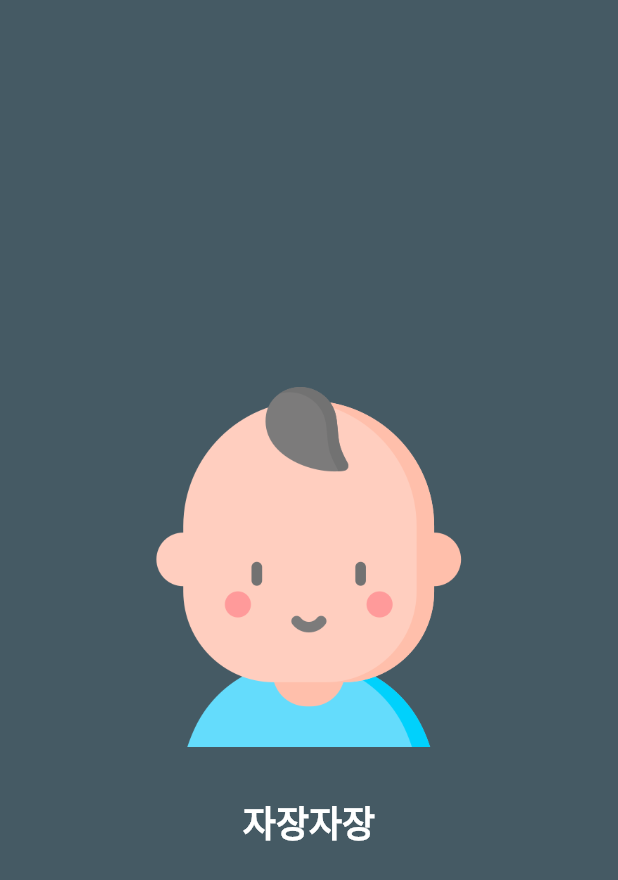
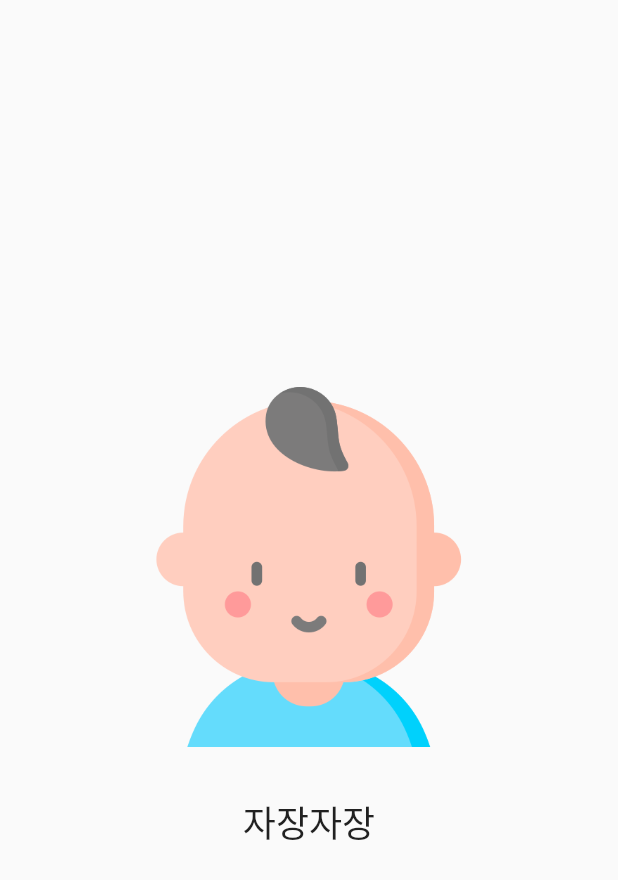
Before and after one commit to gaerongsalon/baby-sleep-time, a Flutter app: the first screen one second after launch, on a phone screen of 412 x 824 dp. Shown: the top 880 px of the screen. Run offline on Flutter 3.47's test engine with Material 2 defaults, Android fonts, the phone set to English and light mode, and no system bars; our stand-ins replace fl_chart, floor, flutter_datetime_picker, sqflite; accounts and stored records are empty; generated files the repository leaves out were written again; statements that could not run were skipped.

Commit message:
Apply light, dark theme

```diff
--- a/lib/app.dart
+++ b/lib/app.dart
@@ -1,17 +1,33 @@
 import 'package:flutter/material.dart';
 
+import 'theme/theme_config.dart';
 import 'screens/home/home_screen.dart';
 import 'screens/splash/splash_screen.dart';
 
-class App extends StatelessWidget {
+class App extends StatefulWidget {
+  App({Key key}) : super(key: key);
+
+  @override
+  _AppState createState() => _AppState();
+}
+
+class _AppState extends State<App> {
+  @override
+  void initState() {
+    super.initState();
+    currentTheme.addListener(() {
+      setState(() {});
+    });
+  }
+
   @override
   Widget build(BuildContext context) {
     return MaterialApp(
       debugShowCheckedModeBanner: false,
       title: '자장자장',
-      theme: ThemeData(
-        primarySwatch: Colors.indigo,
-      ),
+      theme: ThemeData.light(),
+      darkTheme: ThemeData.dark(),
+      themeMode: currentTheme.currentTheme(),
       initialRoute: '/',
       onGenerateRoute: this._routePage,
       home: SplashScreen(),
--- a/lib/components/date_header.dart
+++ b/lib/components/date_header.dart
@@ -2,7 +2,6 @@ import 'package:flutter/material.dart';
 import 'package:flutter_datetime_picker/flutter_datetime_picker.dart';
 import 'package:intl/intl.dart';
 
-import '../constants.dart';
 import '../utils/date_converter.dart';
 import '../services/store/store.dart';
 
@@ -30,7 +29,7 @@ class DateHeader extends StatelessWidget {
           ),
           GestureDetector(
             child: Text(DateFormat.MMMd().format(fromyyyyMMdd(this.yyyyMMdd)),
-                style: TextStyle(fontSize: 24, color: Constants.IndigoColor)),
+                style: TextStyle(fontSize: 24)),
             onTap: () {
               final firstHistory = getFirstSleepHistory();
               final lastHistory = getLastSleepHistory();
--- a/lib/components/loading_page.dart
+++ b/lib/components/loading_page.dart
@@ -1,4 +1,3 @@
-import 'package:baby_sleep_time/constants.dart';
 import 'package:flutter/material.dart';
 
 class LoadingPage extends StatelessWidget {
@@ -7,7 +6,6 @@ class LoadingPage extends StatelessWidget {
   @override
   Widget build(BuildContext context) {
     return Container(
-      color: Constants.BeigeColor,
         // child: Center(
         //   child: Image.asset(
         //     "assets/images/avatar.png",
--- a/lib/components/text_divider.dart
+++ b/lib/components/text_divider.dart
@@ -1,6 +1,4 @@
 import 'package:flutter/material.dart';
-
-import '../constants.dart';
 
 class TextDivider extends StatelessWidget {
   final String text;
@@ -17,16 +15,14 @@ class TextDivider extends StatelessWidget {
         child: new Container(
             margin: const EdgeInsets.only(left: 40.0, right: 20.0),
             child: Divider(
-              color: Constants.IndigoColor,
               height: 36,
             )),
       ),
-      Text(this.text, style: TextStyle(color: Constants.IndigoColor)),
+      Text(this.text),
       Expanded(
         child: new Container(
             margin: const EdgeInsets.only(left: 20.0, right: 40.0),
             child: Divider(
-              color: Constants.IndigoColor,
               height: 36,
             )),
       ),
--- a/lib/constants.dart
+++ b/lib/constants.dart
@@ -1,9 +1,3 @@
-import 'dart:ui';
-
 class Constants {
-  static const IndigoColor = Color(0xFF455A64);
-  static const LightIndigoColor = Color(0xFF607D8B);
-  static const BeigeColor = Color(0xFFD7CCC8);
-
   static const HomeScreenName = '/home';
 }
--- a/lib/screens/splash/splash_screen.dart
+++ b/lib/screens/splash/splash_screen.dart
@@ -27,8 +27,9 @@ class _SplashScreenState extends State<SplashScreen> {
 
   @override
   Widget build(BuildContext context) {
-    return Container(
-      color: Constants.IndigoColor,
+    return Scaffold(
+      body: SafeArea(
+        child: Container(
           child: Center(
             child: Column(
               mainAxisSize: MainAxisSize.min,
@@ -41,11 +42,11 @@ class _SplashScreenState extends State<SplashScreen> {
                   padding: const EdgeInsets.only(top: 32.0),
                   child: Text("자장자장",
                       style: TextStyle(
-                      color: Colors.white,
-                      decoration: TextDecoration.none,
-                      fontSize: 24.0)),
+                          decoration: TextDecoration.none, fontSize: 24.0)),
                 )
               ],
+            ),
+          ),
         ),
       ),
     );
--- a/lib/tabs/chart/chart_tab_page.dart
+++ b/lib/tabs/chart/chart_tab_page.dart
@@ -1,7 +1,6 @@
 import 'package:fl_chart/fl_chart.dart';
 import 'package:flutter/material.dart';
 
-import '../../constants.dart';
 import '../../utils/date_converter.dart';
 import '../../services/generator/generate_random_bar_chart_data.dart';
 import '../../components/date_header.dart';
@@ -47,7 +46,6 @@ class _ChartTabPageState extends State<ChartTabPage> {
   @override
   Widget build(BuildContext context) {
     return Container(
-      color: Constants.BeigeColor,
       width: double.infinity,
       height: double.infinity,
       child: Padding(
--- a/lib/tabs/table/table_tab_page.dart
+++ b/lib/tabs/table/table_tab_page.dart
@@ -1,6 +1,5 @@
 import 'package:flutter/material.dart';
 
-import '../../constants.dart';
 import '../../utils/date_converter.dart';
 import '../../models/sleep_history.dart';
 import '../../services/store/store.dart';
@@ -43,7 +42,6 @@ class _TableTabPageState extends State<TableTabPage> {
       return LoadingPage();
     }
     return Container(
-      color: Constants.BeigeColor,
       child: ListView.builder(
         padding: const EdgeInsets.symmetric(horizontal: 8.0, vertical: 32.0),
         itemBuilder: (context, listIndex) {
@@ -111,7 +109,7 @@ class _TableTabPageState extends State<TableTabPage> {
               },
             ),
             FlatButton(
-              child: Text("취소", style: TextStyle(color: Constants.IndigoColor)),
+              child: Text("취소"),
               onPressed: () {
                 Navigator.of(context).pop();
               },
--- a/lib/tabs/watch/components/clock.dart
+++ b/lib/tabs/watch/components/clock.dart
@@ -1,6 +1,5 @@
 import 'package:flutter/material.dart';
 
-import '../../../constants.dart';
 import '../../../utils/print_duration.dart';
 
 class Clock extends StatefulWidget {
@@ -65,7 +64,7 @@ class _ClockState extends State<Clock> {
   Widget build(BuildContext context) {
     return Text(
       printDuration(_currentSeconds),
-      style: TextStyle(fontSize: 64, color: Constants.IndigoColor),
+      style: TextStyle(fontSize: 64),
     );
   }
 }
--- a/lib/tabs/watch/watch_tab_page.dart
+++ b/lib/tabs/watch/watch_tab_page.dart
@@ -1,7 +1,6 @@
 import 'package:flutter/material.dart';
 
 import '../../components/circle_button.dart';
-import '../../constants.dart';
 import '../../components/sleep_time_log.dart';
 import '../../components/loading_page.dart';
 import '../../models/sleep_history.dart';
@@ -59,7 +58,6 @@ class _WatchTabPageState extends State<WatchTabPage>
       return LoadingPage();
     }
     return Container(
-      color: Constants.BeigeColor,
       child: Center(
           child: Column(
         mainAxisSize: MainAxisSize.min,
@@ -70,7 +68,7 @@ class _WatchTabPageState extends State<WatchTabPage>
               _state == WatchState.Ready
                   ? "수면의식 시작해볼까요?"
                   : _state == WatchState.Help ? "아이를 믿고 기다려봐요." : "수고했어요!",
-              style: TextStyle(fontSize: 24, color: Constants.LightIndigoColor),
+              style: TextStyle(fontSize: 24),
             ),
           ),
           Padding(
--- /dev/null
+++ b/lib/theme/theme_config.dart
@@ -0,0 +1,3 @@
+import './my_theme.dart';
+
+MyTheme currentTheme = MyTheme();
```
Also changed, not shown: lib/components/circle_button.dart (+3 -6 lines), lib/components/sleep_time_log_item.dart (+3 -4 lines), lib/screens/home/home_screen.dart (+17 -0 lines), lib/services/generator/generate_random_bar_chart_data.dart (+2 -5 lines), lib/theme/my_theme.dart (added, +18 -0 lines). Lines whose indentation alone changed are shown as unchanged.
